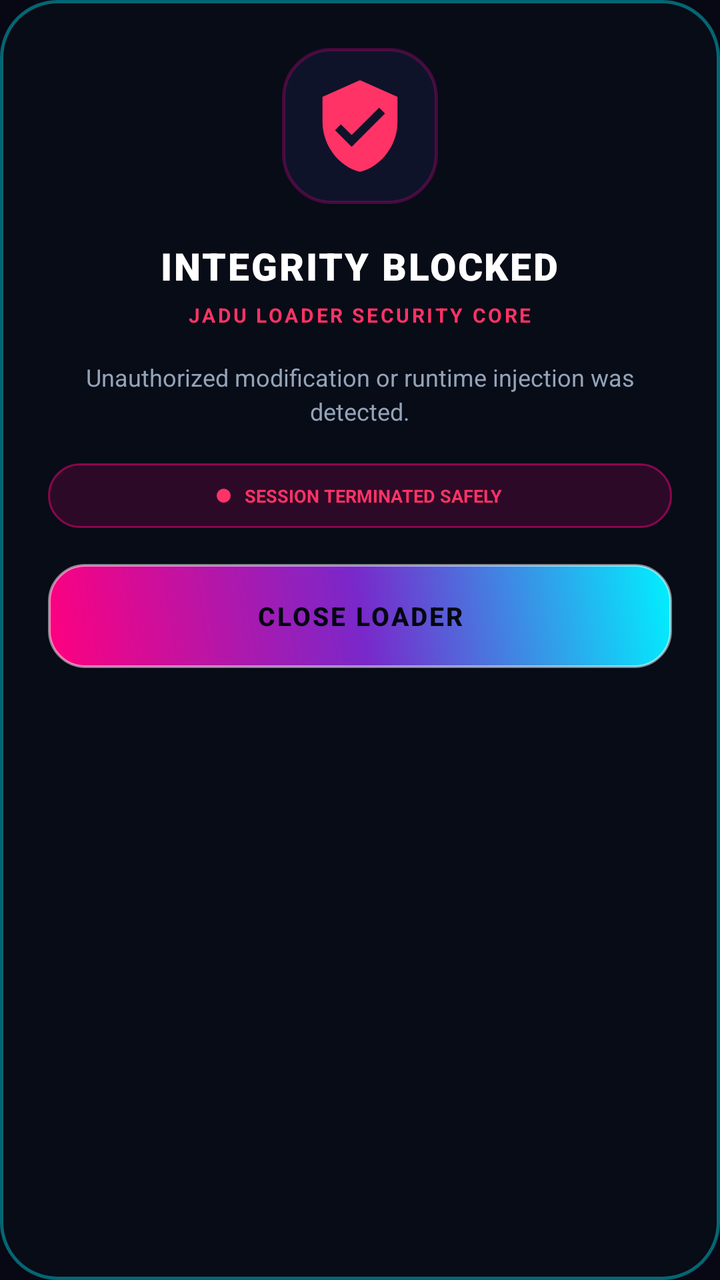
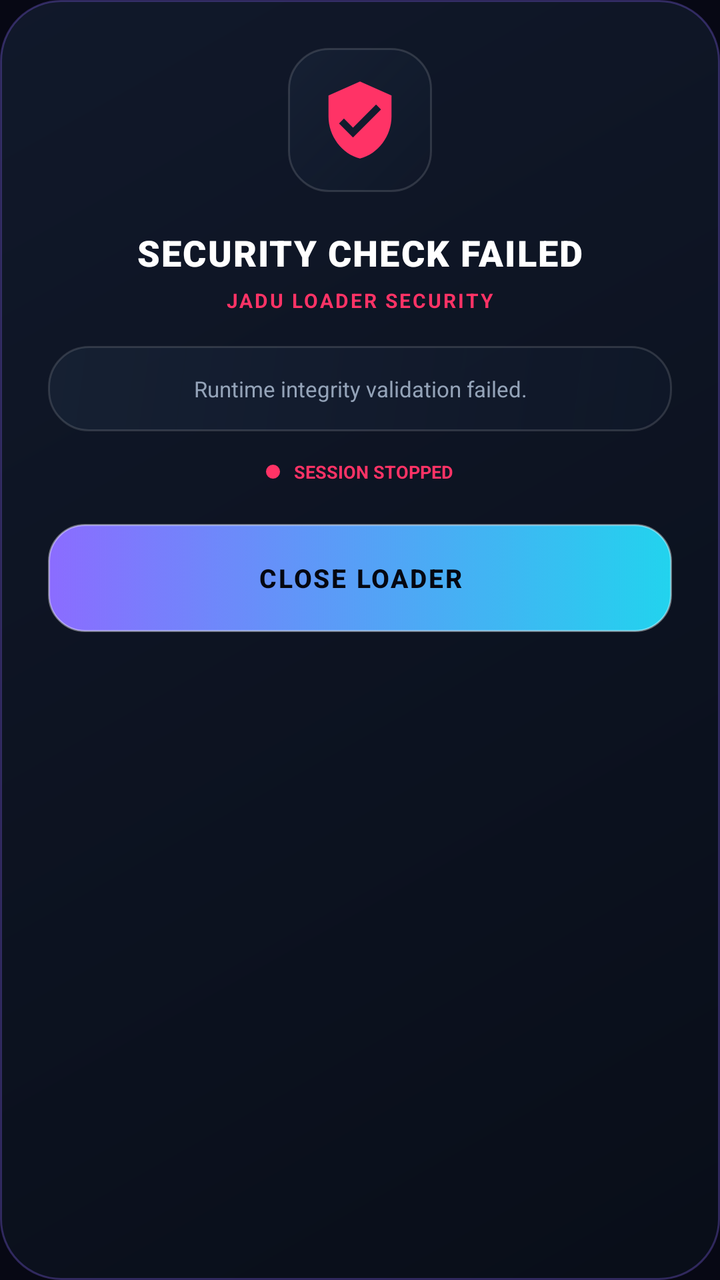

Compare the two renders of this Android layout. The source of the first and the diff that turns it into the second are given below.
<!-- AndroidManifest.xml: application theme Base.AppTheme -->
<!-- res/layout/integrity_failure_dialog.xml -->
<?xml version="1.0" encoding="utf-8"?>
<LinearLayout xmlns:android="http://schemas.android.com/apk/res/android"
    xmlns:app="http://schemas.android.com/apk/res-auto"
    android:layout_width="310dp"
    android:layout_height="wrap_content"
    android:background="@drawable/cyber_dialog_bg"
    android:elevation="18dp"
    android:gravity="center_horizontal"
    android:orientation="vertical"
    android:padding="24dp">

    <FrameLayout
        android:layout_width="78dp"
        android:layout_height="78dp"
        android:background="@drawable/cyber_card_glass"
        android:padding="14dp">

        <ImageView
            android:layout_width="match_parent"
            android:layout_height="match_parent"
            android:contentDescription="Integrity alert"
            android:src="@drawable/ic_shield_check"
            app:tint="@color/error" />
    </FrameLayout>

    <TextView
        android:layout_width="wrap_content"
        android:layout_height="wrap_content"
        android:layout_marginTop="18dp"
        android:fontFamily="sans-serif-black"
        android:letterSpacing="0.05"
        android:text="INTEGRITY BLOCKED"
        android:textColor="@color/white"
        android:textSize="19sp"
        android:textStyle="bold" />

    <TextView
        android:layout_width="wrap_content"
        android:layout_height="wrap_content"
        android:layout_marginTop="5dp"
        android:letterSpacing="0.12"
        android:text="JADU LOADER SECURITY CORE"
        android:textColor="@color/error"
        android:textSize="10sp"
        android:textStyle="bold" />

    <TextView
        android:id="@+id/integrityDetail"
        android:layout_width="match_parent"
        android:layout_height="wrap_content"
        android:layout_marginTop="16dp"
        android:gravity="center"
        android:lineSpacingExtra="3dp"
        android:text="Unauthorized modification or runtime injection was detected."
        android:textColor="@color/text_muted"
        android:textSize="12sp" />

    <LinearLayout
        android:layout_width="match_parent"
        android:layout_height="wrap_content"
        android:layout_marginTop="18dp"
        android:background="@drawable/cyber_badge_pink"
        android:gravity="center"
        android:orientation="horizontal"
        android:padding="10dp">

        <View
            android:layout_width="7dp"
            android:layout_height="7dp"
            android:layout_marginEnd="7dp"
            android:background="@drawable/circle_bg"
            android:backgroundTint="@color/error" />

        <TextView
            android:layout_width="wrap_content"
            android:layout_height="wrap_content"
            android:text="SESSION TERMINATED SAFELY"
            android:textColor="@color/error"
            android:textSize="9sp"
            android:textStyle="bold" />
    </LinearLayout>

    <androidx.appcompat.widget.AppCompatButton
        android:id="@+id/integrityClose"
        android:layout_width="match_parent"
        android:layout_height="52dp"
        android:layout_marginTop="18dp"
        android:background="@drawable/cyber_btn_primary"
        android:letterSpacing="0.08"
        android:text="CLOSE LOADER"
        android:textColor="@color/text_dark"
        android:textSize="13sp"
        android:textStyle="bold" />
</LinearLayout>
<!-- resources referenced by this layout -->
<resources>
  <color name="error">#FF3366</color>
  <color name="text_dark">#050711</color>
  <color name="text_muted">#94A3B8</color>
  <color name="white">#FFFFFF</color>
  <!-- drawable circle_bg (drawable) -->
  <?xml version="1.0" encoding="utf-8"?>
  <shape xmlns:android="http://schemas.android.com/apk/res/android"
      android:shape="oval">
      <solid android:color="#EEEEEE" /> 
      <size android:width="100dp" android:height="100dp"/>
  </shape>
  <!-- drawable cyber_badge_pink (drawable) -->
  <?xml version="1.0" encoding="utf-8"?>
  <shape xmlns:android="http://schemas.android.com/apk/res/android"
      android:shape="rectangle">
      <solid android:color="#26FF007F" />
      <corners android:radius="20dp" />
      <stroke
          android:width="1dp"
          android:color="#80FF007F" />
  </shape>
  <!-- drawable cyber_btn_primary (drawable) -->
  <?xml version="1.0" encoding="utf-8"?>
  <ripple xmlns:android="http://schemas.android.com/apk/res/android"
      android:color="#40FFFFFF">
      <item>
          <shape android:shape="rectangle">
              <gradient
                  android:angle="45"
                  android:startColor="#FF007F"
                  android:centerColor="#7928CA"
                  android:endColor="#00F0FF"
                  android:type="linear" />
              <corners android:radius="18dp" />
              <stroke
                  android:width="1.2dp"
                  android:color="#80FFFFFF" />
          </shape>
      </item>
  </ripple>
  <!-- drawable cyber_card_glass (drawable) -->
  <?xml version="1.0" encoding="utf-8"?>
  <shape xmlns:android="http://schemas.android.com/apk/res/android"
      android:shape="rectangle">
      <solid android:color="#E610142C" />
      <corners android:radius="24dp" />
      <stroke
          android:width="1.5dp"
          android:color="#40FF00A0" />
  </shape>
  <!-- drawable cyber_dialog_bg (drawable) -->
  <?xml version="1.0" encoding="utf-8"?>
  <shape xmlns:android="http://schemas.android.com/apk/res/android"
      android:shape="rectangle">
      <solid android:color="#F2080D18" />
      <corners android:radius="28dp" />
      <stroke
          android:width="1.5dp"
          android:color="#6600F0FF" />
  </shape>
  <!-- drawable ic_shield_check (drawable) -->
  <vector xmlns:android="http://schemas.android.com/apk/res/android"
      android:width="24dp"
      android:height="24dp"
      android:viewportWidth="24"
      android:viewportHeight="24">
    <path
        android:fillColor="#00FF87"
        android:pathData="M12,1L3,5v6c0,5.55 3.84,10.74 9,12 5.16,-1.26 9,-6.45 9,-12V5l-9,-4zm-2,16l-4,-4 1.41,-1.41L10,14.17l6.59,-6.59L18,9l-8,8z"/>
  </vector>
  <style name="Base.AppTheme" parent="Theme.Material3.Dark.NoActionBar">
          <item name="colorPrimary">@color/cyber_cyan</item>
          <item name="colorSecondary">@color/cyber_purple</item>
          <item name="android:windowBackground">@color/cyber_black</item>
          <item name="android:statusBarColor">@color/cyber_black</item>
          <item name="android:navigationBarColor">@color/cyber_black</item>
          <item name="android:windowLightStatusBar" tools:targetApi="m">false</item>
      </style>
  <color name="cyber_cyan">#00F0FF</color>
  <color name="cyber_purple">#9D4EDD</color>
  <color name="cyber_black">#070814</color>
</resources>

<!-- the commit's change to res/layout/integrity_failure_dialog.xml (unified diff, before → after) -->
@@ -1,94 +1,27 @@
 <?xml version="1.0" encoding="utf-8"?>
 <LinearLayout xmlns:android="http://schemas.android.com/apk/res/android"
     xmlns:app="http://schemas.android.com/apk/res-auto"
-    android:layout_width="310dp"
+    android:layout_width="320dp"
     android:layout_height="wrap_content"
     android:background="@drawable/cyber_dialog_bg"
-    android:elevation="18dp"
+    android:elevation="20dp"
     android:gravity="center_horizontal"
     android:orientation="vertical"
     android:padding="24dp">
 
-    <FrameLayout
-        android:layout_width="78dp"
-        android:layout_height="78dp"
-        android:background="@drawable/cyber_card_glass"
-        android:padding="14dp">
-
-        <ImageView
-            android:layout_width="match_parent"
-            android:layout_height="match_parent"
-            android:contentDescription="Integrity alert"
-            android:src="@drawable/ic_shield_check"
-            app:tint="@color/error" />
+    <FrameLayout android:layout_width="72dp" android:layout_height="72dp" android:background="@drawable/cyber_card_inner" android:padding="15dp">
+        <ImageView android:layout_width="match_parent" android:layout_height="match_parent" android:contentDescription="Integrity alert" android:src="@drawable/ic_shield_check" app:tint="@color/error" />
     </FrameLayout>
 
-    <TextView
-        android:layout_width="wrap_content"
-        android:layout_height="wrap_content"
-        android:layout_marginTop="18dp"
-        android:fontFamily="sans-serif-black"
-        android:letterSpacing="0.05"
-        android:text="INTEGRITY BLOCKED"
-        android:textColor="@color/white"
-        android:textSize="19sp"
-        android:textStyle="bold" />
+    <TextView android:layout_width="wrap_content" android:layout_height="wrap_content" android:layout_marginTop="18dp" android:fontFamily="sans-serif-black" android:letterSpacing="0.04" android:text="SECURITY CHECK FAILED" android:textColor="@color/white" android:textSize="18sp" android:textStyle="bold" />
+    <TextView android:layout_width="wrap_content" android:layout_height="wrap_content" android:layout_marginTop="5dp" android:letterSpacing="0.10" android:text="JADU LOADER SECURITY" android:textColor="@color/error" android:textSize="10sp" android:textStyle="bold" />
 
-    <TextView
-        android:layout_width="wrap_content"
-        android:layout_height="wrap_content"
-        android:layout_marginTop="5dp"
-        android:letterSpacing="0.12"
-        android:text="JADU LOADER SECURITY CORE"
-        android:textColor="@color/error"
-        android:textSize="10sp"
-        android:textStyle="bold" />
+    <TextView android:id="@+id/integrityDetail" android:layout_width="match_parent" android:layout_height="wrap_content" android:layout_marginTop="16dp" android:background="@drawable/cyber_card_inner" android:gravity="center" android:lineSpacingExtra="3dp" android:padding="14dp" android:text="Runtime integrity validation failed." android:textColor="@color/text_muted" android:textSize="11sp" />
 
-    <TextView
-        android:id="@+id/integrityDetail"
-        android:layout_width="match_parent"
-        android:layout_height="wrap_content"
-        android:layout_marginTop="16dp"
-        android:gravity="center"
-        android:lineSpacingExtra="3dp"
-        android:text="Unauthorized modification or runtime injection was detected."
-        android:textColor="@color/text_muted"
-        android:textSize="12sp" />
-
-    <LinearLayout
-        android:layout_width="match_parent"
-        android:layout_height="wrap_content"
-        android:layout_marginTop="18dp"
-        android:background="@drawable/cyber_badge_pink"
-        android:gravity="center"
-        android:orientation="horizontal"
-        android:padding="10dp">
-
-        <View
-            android:layout_width="7dp"
-            android:layout_height="7dp"
-            android:layout_marginEnd="7dp"
-            android:background="@drawable/circle_bg"
-            android:backgroundTint="@color/error" />
-
-        <TextView
-            android:layout_width="wrap_content"
-            android:layout_height="wrap_content"
-            android:text="SESSION TERMINATED SAFELY"
-            android:textColor="@color/error"
-            android:textSize="9sp"
-            android:textStyle="bold" />
+    <LinearLayout android:layout_width="match_parent" android:layout_height="wrap_content" android:layout_marginTop="14dp" android:gravity="center" android:orientation="horizontal">
+        <View android:layout_width="7dp" android:layout_height="7dp" android:layout_marginEnd="7dp" android:background="@drawable/circle_bg" android:backgroundTint="@color/error" />
+        <TextView android:layout_width="wrap_content" android:layout_height="wrap_content" android:text="SESSION STOPPED" android:textColor="@color/error" android:textSize="9sp" android:textStyle="bold" />
     </LinearLayout>
 
-    <androidx.appcompat.widget.AppCompatButton
-        android:id="@+id/integrityClose"
-        android:layout_width="match_parent"
-        android:layout_height="52dp"
-        android:layout_marginTop="18dp"
-        android:background="@drawable/cyber_btn_primary"
-        android:letterSpacing="0.08"
-        android:text="CLOSE LOADER"
-        android:textColor="@color/text_dark"
-        android:textSize="13sp"
-        android:textStyle="bold" />
+    <androidx.appcompat.widget.AppCompatButton android:id="@+id/integrityClose" android:layout_width="match_parent" android:layout_height="54dp" android:layout_marginTop="20dp" android:background="@drawable/cyber_btn_primary" android:letterSpacing="0.07" android:text="CLOSE LOADER" android:textColor="@color/text_dark" android:textSize="13sp" android:textStyle="bold" />
 </LinearLayout>
<!-- resource entries referenced after the edit -->
@@ -11,54 +11,42 @@
       <solid android:color="#EEEEEE" /> 
       <size android:width="100dp" android:height="100dp"/>
   </shape>
-  <!-- drawable cyber_badge_pink (drawable) -->
-  <?xml version="1.0" encoding="utf-8"?>
-  <shape xmlns:android="http://schemas.android.com/apk/res/android"
-      android:shape="rectangle">
-      <solid android:color="#26FF007F" />
-      <corners android:radius="20dp" />
-      <stroke
-          android:width="1dp"
-          android:color="#80FF007F" />
-  </shape>
   <!-- drawable cyber_btn_primary (drawable) -->
   <?xml version="1.0" encoding="utf-8"?>
-  <ripple xmlns:android="http://schemas.android.com/apk/res/android"
-      android:color="#40FFFFFF">
+  <selector xmlns:android="http://schemas.android.com/apk/res/android">
+      <item android:state_pressed="true">
+          <shape android:shape="rectangle">
+              <gradient android:angle="0" android:startColor="#6D50E6" android:endColor="#16B8D1" />
+              <corners android:radius="18dp" />
+          </shape>
+      </item>
       <item>
           <shape android:shape="rectangle">
-              <gradient
-                  android:angle="45"
-                  android:startColor="#FF007F"
-                  android:centerColor="#7928CA"
-                  android:endColor="#00F0FF"
-                  android:type="linear" />
+              <gradient android:angle="0" android:startColor="#8B6CFF" android:endColor="#22D3EE" />
               <corners android:radius="18dp" />
-              <stroke
-                  android:width="1.2dp"
-                  android:color="#80FFFFFF" />
+              <stroke android:width="1dp" android:color="#66FFFFFF" />
           </shape>
       </item>
-  </ripple>
-  <!-- drawable cyber_card_glass (drawable) -->
+  </selector>
+  <!-- drawable cyber_card_inner (drawable) -->
   <?xml version="1.0" encoding="utf-8"?>
-  <shape xmlns:android="http://schemas.android.com/apk/res/android"
-      android:shape="rectangle">
-      <solid android:color="#E610142C" />
-      <corners android:radius="24dp" />
-      <stroke
-          android:width="1.5dp"
-          android:color="#40FF00A0" />
+  <shape xmlns:android="http://schemas.android.com/apk/res/android" android:shape="rectangle">
+      <gradient
+          android:angle="315"
+          android:startColor="#D9162134"
+          android:endColor="#C90F1728" />
+      <corners android:radius="20dp" />
+      <stroke android:width="1dp" android:color="#22FFFFFF" />
   </shape>
   <!-- drawable cyber_dialog_bg (drawable) -->
   <?xml version="1.0" encoding="utf-8"?>
-  <shape xmlns:android="http://schemas.android.com/apk/res/android"
-      android:shape="rectangle">
-      <solid android:color="#F2080D18" />
-      <corners android:radius="28dp" />
-      <stroke
-          android:width="1.5dp"
-          android:color="#6600F0FF" />
+  <shape xmlns:android="http://schemas.android.com/apk/res/android" android:shape="rectangle">
+      <gradient
+          android:angle="315"
+          android:startColor="#FA10182A"
+          android:endColor="#FA080D18" />
+      <corners android:radius="30dp" />
+      <stroke android:width="1dp" android:color="#4D8B6CFF" />
   </shape>
   <!-- drawable ic_shield_check (drawable) -->
   <vector xmlns:android="http://schemas.android.com/apk/res/android"
